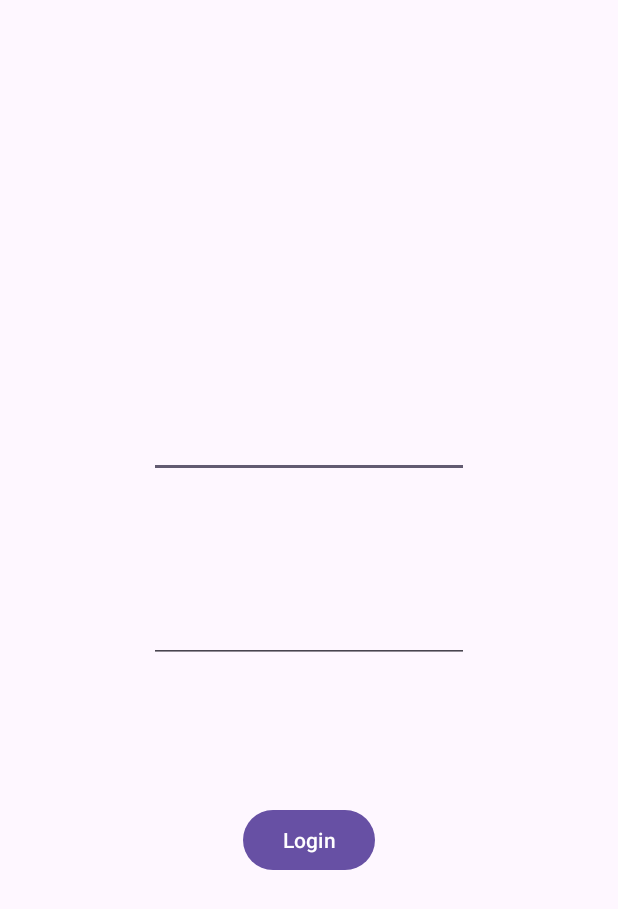
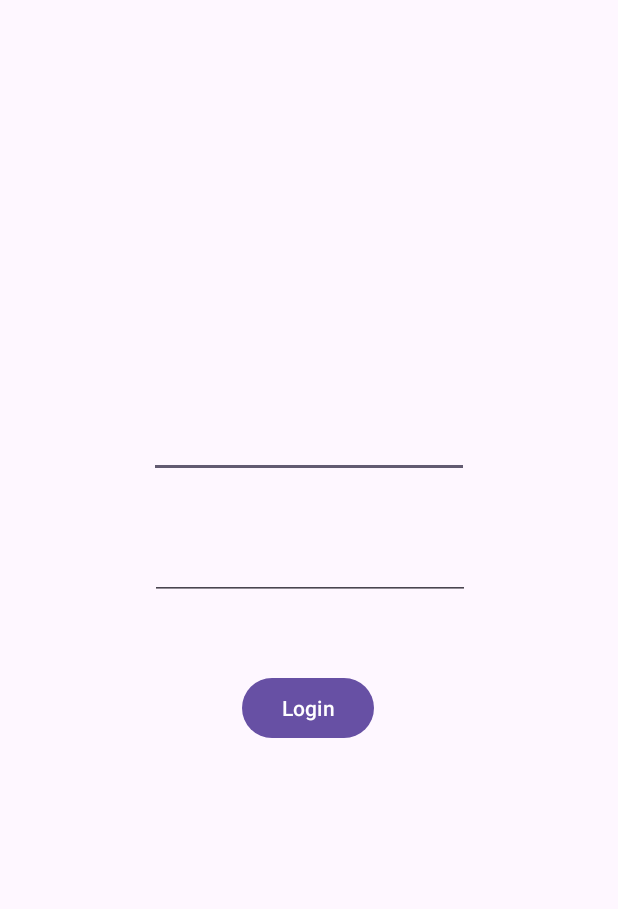
Before and after one commit to ElianaFlorencia/login_test, an Android app: the screen it shows after launch (LoginActivity), on a phone screen of 412 x 824 dp. Shown: the top 909 px of the screen. Run offline under Robolectric (Android 15) with nearby library versions, the phone set to English and light mode, and no system bars; our stand-ins replace Firebase (no records; nobody signed in at launch, a user with empty details on screens opened directly).

```diff
--- a/app/src/main/res/layout/activity_login.xml
+++ b/app/src/main/res/layout/activity_login.xml
@@ -21,10 +21,11 @@
         android:id="@+id/passwordBox"
         android:layout_width="wrap_content"
         android:layout_height="wrap_content"
-        android:layout_marginTop="78dp"
+        android:layout_marginTop="36dp"
         android:ems="10"
         android:inputType="textPassword"
         app:layout_constraintEnd_toEndOf="parent"
+        app:layout_constraintHorizontal_bias="0.502"
         app:layout_constraintStart_toStartOf="parent"
         app:layout_constraintTop_toBottomOf="@+id/emailBox" />
 
@@ -32,9 +33,11 @@
         android:id="@+id/loginButton"
         android:layout_width="wrap_content"
         android:layout_height="wrap_content"
-        android:layout_marginTop="94dp"
+        android:layout_marginTop="48dp"
+        android:onClick="onLoginButtonClick"
         android:text="Login"
         app:layout_constraintEnd_toEndOf="parent"
+        app:layout_constraintHorizontal_bias="0.498"
         app:layout_constraintStart_toStartOf="parent"
         app:layout_constraintTop_toBottomOf="@+id/passwordBox" />
 </androidx.constraintlayout.widget.ConstraintLayout>
```
Also changed, not shown: app/src/main/java/com/example/login_test/LoginActivity.java (+23 -0 lines).
